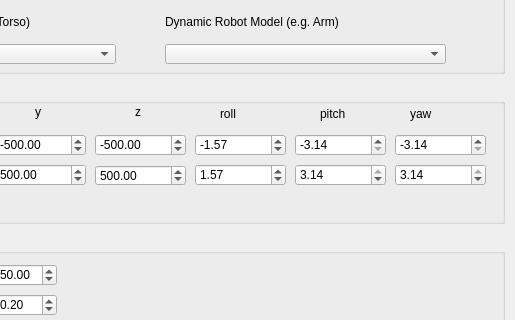
softbankrobotics-research/Simox, file VirtualRobot/examples/reachability/reachabilityCreate.ui: the form before one commit; both pictures show x 165 to 680 and y 176 to 496 of the 680 by 580 pixel window.
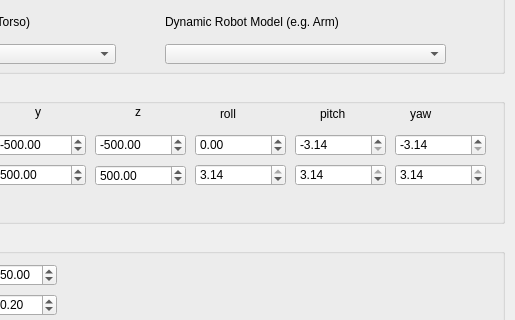
The form after the commit.

Commit message: fixed standard settings in ui file

The edit to the form file:
```diff
--- a/VirtualRobot/examples/reachability/reachabilityCreate.ui
+++ b/VirtualRobot/examples/reachability/reachabilityCreate.ui
@@ -398,7 +398,7 @@
      <double>0.010000000000000</double>
     </property>
     <property name="value">
-     <double>1.570000000000000</double>
+     <double>3.140000000000000</double>
     </property>
    </widget>
    <widget class="QDoubleSpinBox" name="doubleSpinBoxMinRo">
@@ -420,7 +420,7 @@
      <double>0.010000000000000</double>
     </property>
     <property name="value">
-     <double>-1.570000000000000</double>
+     <double>0.000000000000000</double>
     </property>
    </widget>
    <widget class="QLabel" name="label_11">
```
